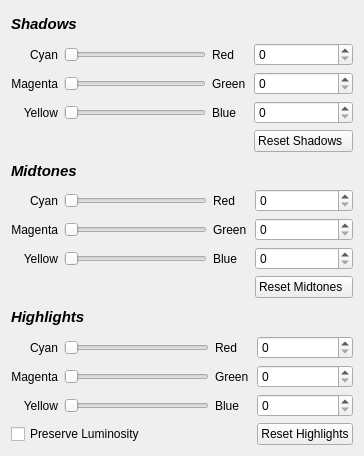
This is krita/plugins/filters/colorsfilters/wdg_color_balance.ui in KDE/krita as Qt 5 draws it before an edit. The edited form follows.
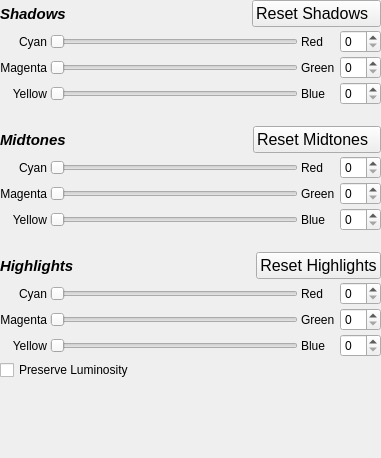
This is the edited form.

Commit message:
Clean up the layout of the filter settings pages
Patch by Ghevan
CCMAIL:ghevan@gmail.com

Diff of the .ui file:
```diff
--- a/krita/plugins/filters/colorsfilters/wdg_color_balance.ui
+++ b/krita/plugins/filters/colorsfilters/wdg_color_balance.ui
@@ -6,28 +6,75 @@
    <rect>
     <x>0</x>
     <y>0</y>
-    <width>364</width>
-    <height>456</height>
+    <width>381</width>
+    <height>458</height>
    </rect>
   </property>
   <layout class="QVBoxLayout" name="verticalLayout">
+   <property name="spacing">
+    <number>3</number>
+   </property>
+   <property name="margin">
+    <number>0</number>
+   </property>
    <item>
-    <widget class="QLabel" name="label">
-     <property name="font">
-      <font>
-       <pointsize>11</pointsize>
-       <weight>75</weight>
-       <italic>true</italic>
-       <bold>true</bold>
-      </font>
+    <layout class="QHBoxLayout" name="horizontalLayout">
+     <property name="topMargin">
+      <number>0</number>
      </property>
-     <property name="text">
-      <string>Shadows</string>
-     </property>
-    </widget>
+     <item>
+      <widget class="QLabel" name="label">
+       <property name="sizePolicy">
+        <sizepolicy hsizetype="Preferred" vsizetype="Preferred">
+         <horstretch>0</horstretch>
+         <verstretch>0</verstretch>
+        </sizepolicy>
+       </property>
+       <property name="font">
+        <font>
+         <pointsize>11</pointsize>
+         <weight>75</weight>
+         <italic>true</italic>
+         <bold>true</bold>
+        </font>
+       </property>
+       <property name="text">
+        <string>Shadows</string>
+       </property>
+      </widget>
+     </item>
+     <item>
+      <spacer name="horizontalSpacer">
+       <property name="orientation">
+        <enum>Qt::Horizontal</enum>
+       </property>
+       <property name="sizeHint" stdset="0">
+        <size>
+         <width>40</width>
+         <height>1</height>
+        </size>
+       </property>
+      </spacer>
+     </item>
+     <item>
+      <widget class="QPushButton" name="pushResetShadows">
+       <property name="font">
+        <font>
+         <pointsize>12</pointsize>
+        </font>
+       </property>
+       <property name="text">
+        <string>Reset Shadows  </string>
+       </property>
+      </widget>
+     </item>
+    </layout>
    </item>
    <item>
     <layout class="QGridLayout" name="gridLayout">
+     <property name="verticalSpacing">
+      <number>3</number>
+     </property>
      <item row="0" column="2">
       <widget class="QLabel" name="label_6">
        <property name="text">
@@ -86,13 +133,6 @@
        </property>
       </widget>
      </item>
-     <item row="3" column="3">
-      <widget class="QPushButton" name="pushResetShadows">
-       <property name="text">
-        <string>Reset Shadows  </string>
-       </property>
-      </widget>
-     </item>
      <item row="0" column="0">
       <widget class="QLabel" name="label_5">
        <property name="text">
@@ -119,130 +159,213 @@
     </layout>
    </item>
    <item>
-    <widget class="QLabel" name="label_2">
-     <property name="font">
-      <font>
-       <pointsize>11</pointsize>
-       <weight>75</weight>
-       <italic>true</italic>
-       <bold>true</bold>
-      </font>
+    <layout class="QHBoxLayout" name="horizontalLayout_2">
+     <property name="topMargin">
+      <number>18</number>
      </property>
-     <property name="text">
-      <string>Midtones</string>
-     </property>
-    </widget>
-   </item>
-   <item>
-    <layout class="QGridLayout" name="gridLayout_2">
-     <item row="1" column="0">
-      <widget class="QLabel" name="label_19">
-       <property name="text">
-        <string>Magenta</string>
+     <item>
+      <widget class="QLabel" name="label_2">
+       <property name="font">
+        <font>
+         <pointsize>11</pointsize>
+         <weight>75</weight>
+         <italic>true</italic>
+         <bold>true</bold>
+        </font>
        </property>
-       <property name="alignment">
-        <set>Qt::AlignRight|Qt::AlignTrailing|Qt::AlignVCenter</set>
-       </property>
-      </widget>
-     </item>
-     <item row="0" column="0">
-      <widget class="QLabel" name="label_17">
        <property name="text">
-        <string>Cyan</string>
+        <string>Midtones</string>
        </property>
-       <property name="alignment">
-        <set>Qt::AlignRight|Qt::AlignTrailing|Qt::AlignVCenter</set>
-       </property>
       </widget>
      </item>
-     <item row="1" column="2">
-      <widget class="QLabel" name="label_20">
-       <property name="text">
-        <string>Green</string>
-       </property>
-      </widget>
-     </item>
-     <item row="2" column="0">
-      <widget class="QLabel" name="label_21">
-       <property name="text">
-        <string>Yellow</string>
-       </property>
-       <property name="alignment">
-        <set>Qt::AlignRight|Qt::AlignTrailing|Qt::AlignVCenter</set>
-       </property>
-      </widget>
-     </item>
-     <item row="2" column="1">
-      <widget class="QSlider" name="yellowBlueMidtonesSlider">
+     <item>
+      <spacer name="horizontalSpacer_2">
        <property name="orientation">
         <enum>Qt::Horizontal</enum>
        </property>
-      </widget>
-     </item>
-     <item row="2" column="2">
-      <widget class="QLabel" name="label_22">
-       <property name="text">
-        <string>Blue  </string>
+       <property name="sizeHint" stdset="0">
+        <size>
+         <width>40</width>
+         <height>20</height>
+        </size>
        </property>
-      </widget>
+      </spacer>
      </item>
-     <item row="0" column="2">
-      <widget class="QLabel" name="label_18">
-       <property name="text">
-        <string>Red    </string>
-       </property>
-      </widget>
-     </item>
-     <item row="3" column="4">
+     <item>
       <widget class="QPushButton" name="pushResetMidtones">
+       <property name="font">
+        <font>
+         <pointsize>12</pointsize>
+        </font>
+       </property>
        <property name="text">
         <string>Reset Midtones  </string>
        </property>
       </widget>
      </item>
-     <item row="0" column="1">
-      <widget class="QSlider" name="cyanRedMidtonesSlider">
-       <property name="orientation">
-        <enum>Qt::Horizontal</enum>
-       </property>
-      </widget>
+    </layout>
+   </item>
+   <item>
+    <layout class="QGridLayout" name="gridLayout_2">
+     <property name="verticalSpacing">
+      <number>3</number>
+     </property>
+     <item row="0" column="3">
+      <widget class="QSpinBox" name="cyanRedMidtonesSpinbox"/>
      </item>
-     <item row="1" column="1">
-      <widget class="QSlider" name="magentaGreenMidtonesSlider">
-       <property name="orientation">
-        <enum>Qt::Horizontal</enum>
-       </property>
-      </widget>
-     </item>
-     <item row="2" column="4">
+     <item row="2" column="3">
       <widget class="QSpinBox" name="yellowBlueMidtonesSpinbox"/>
      </item>
-     <item row="1" column="4">
+     <item row="1" column="3">
       <widget class="QSpinBox" name="magentaGreenMidtonesSpinbox"/>
      </item>
-     <item row="0" column="4">
-      <widget class="QSpinBox" name="cyanRedMidtonesSpinbox"/>
+     <item row="0" column="1">
+      <widget class="QSlider" name="cyanRedMidtonesSlider">
+       <property name="orientation">
+        <enum>Qt::Horizontal</enum>
+       </property>
+      </widget>
+     </item>
+     <item row="1" column="2">
+      <widget class="QLabel" name="label_20">
+       <property name="text">
+        <string>Green</string>
+       </property>
+      </widget>
+     </item>
+     <item row="2" column="1">
+      <widget class="QSlider" name="yellowBlueMidtonesSlider">
+       <property name="orientation">
+        <enum>Qt::Horizontal</enum>
+       </property>
+      </widget>
+     </item>
+     <item row="0" column="0">
+      <widget class="QLabel" name="label_17">
+       <property name="text">
+        <string>Cyan</string>
+       </property>
+       <property name="alignment">
+        <set>Qt::AlignRight|Qt::AlignTrailing|Qt::AlignVCenter</set>
+       </property>
+      </widget>
+     </item>
+     <item row="1" column="1">
+      <widget class="QSlider" name="magentaGreenMidtonesSlider">
+       <property name="orientation">
+        <enum>Qt::Horizontal</enum>
+       </property>
+      </widget>
+     </item>
+     <item row="0" column="2">
+      <widget class="QLabel" name="label_18">
+       <property name="text">
+        <string>Red    </string>
+       </property>
+      </widget>
+     </item>
+     <item row="1" column="0">
+      <widget class="QLabel" name="label_19">
+       <property name="text">
+        <string>Magenta</string>
+       </property>
+       <property name="alignment">
+        <set>Qt::AlignRight|Qt::AlignTrailing|Qt::AlignVCenter</set>
+       </property>
+      </widget>
+     </item>
+     <item row="2" column="0">
+      <widget class="QLabel" name="label_21">
+       <property name="text">
+        <string>Yellow</string>
+       </property>
+       <property name="alignment">
+        <set>Qt::AlignRight|Qt::AlignTrailing|Qt::AlignVCenter</set>
+       </property>
+      </widget>
+     </item>
+     <item row="2" column="2">
+      <widget class="QLabel" name="label_22">
+       <property name="text">
+        <string>Blue  </string>
+       </property>
+      </widget>
      </item>
     </layout>
    </item>
    <item>
-    <widget class="QLabel" name="label_16">
-     <property name="font">
-      <font>
-       <pointsize>11</pointsize>
-       <weight>75</weight>
-       <italic>true</italic>
-       <bold>true</bold>
-      </font>
+    <layout class="QHBoxLayout" name="horizontalLayout_3">
+     <property name="topMargin">
+      <number>18</number>
      </property>
-     <property name="text">
-      <string>Highlights</string>
-     </property>
-    </widget>
+     <item>
+      <widget class="QLabel" name="label_16">
+       <property name="font">
+        <font>
+         <pointsize>11</pointsize>
+         <weight>75</weight>
+         <italic>true</italic>
+         <bold>true</bold>
+        </font>
+       </property>
+       <property name="text">
+        <string>Highlights</string>
+       </property>
+      </widget>
+     </item>
+     <item>
+      <spacer name="horizontalSpacer_3">
+       <property name="orientation">
+        <enum>Qt::Horizontal</enum>
+       </property>
+       <property name="sizeHint" stdset="0">
+        <size>
+         <width>40</width>
+         <height>20</height>
+        </size>
+       </property>
+      </spacer>
+     </item>
+     <item>
+      <widget class="QPushButton" name="pushResetHighlights">
+       <property name="font">
+        <font>
+         <pointsize>12</pointsize>
+        </font>
+       </property>
+       <property name="text">
+        <string>Reset Highlights</string>
+       </property>
+      </widget>
+     </item>
+    </layout>
    </item>
    <item>
     <layout class="QGridLayout" name="gridLayout_3">
-     <item row="1" column="3" colspan="2">
+     <property name="verticalSpacing">
+      <number>3</number>
+     </property>
+     <property name="topMargin">
+      <number>0</number>
+     </property>
+     <item row="2" column="2">
+      <widget class="QLabel" name="label_15">
+       <property name="text">
+        <string>Blue</string>
+       </property>
+      </widget>
+     </item>
+     <item row="0" column="3">
+      <widget class="QSpinBox" name="cyanRedHighlightsSpinbox"/>
+     </item>
+     <item row="3" column="0" colspan="2">
+      <widget class="QCheckBox" name="chkPreserveLuminosity">
+       <property name="text">
+        <string>Preserve Luminosity</string>
+       </property>
+      </widget>
+     </item>
+     <item row="1" column="3">
       <widget class="QSpinBox" name="magentaGreenHighlightsSpinbox"/>
      </item>
      <item row="0" column="0">
@@ -255,13 +378,6 @@
        </property>
       </widget>
      </item>
-     <item row="3" column="3" colspan="2">
-      <widget class="QPushButton" name="pushResetHighlights">
-       <property name="text">
-        <string>Reset Highlights</string>
-       </property>
-      </widget>
-     </item>
      <item row="2" column="0">
       <widget class="QLabel" name="label_14">
        <property name="text">
@@ -272,23 +388,6 @@
        </property>
       </widget>
      </item>
-     <item row="1" column="0">
-      <widget class="QLabel" name="label_12">
-       <property name="text">
-        <string>Magenta</string>
-       </property>
-       <property name="alignment">
-        <set>Qt::AlignRight|Qt::AlignTrailing|Qt::AlignVCenter</set>
-       </property>
-      </widget>
-     </item>
-     <item row="2" column="2">
-      <widget class="QLabel" name="label_15">
-       <property name="text">
-        <string>Blue  </string>
-       </property>
-      </widget>
-     </item>
      <item row="1" column="1">
       <widget class="QSlider" name="magentaGreenHighlightsSlider">
        <property name="orientation">
@@ -310,7 +409,7 @@
        </property>
       </widget>
      </item>
-     <item row="2" column="3" colspan="2">
+     <item row="2" column="3">
       <widget class="QSpinBox" name="yellowBlueHighlightsSpinbox"/>
      </item>
      <item row="0" column="1">
@@ -327,18 +426,31 @@
        </property>
       </widget>
      </item>
-     <item row="0" column="3" colspan="2">
-      <widget class="QSpinBox" name="cyanRedHighlightsSpinbox"/>
-     </item>
-     <item row="3" column="0" colspan="2">
-      <widget class="QCheckBox" name="chkPreserveLuminosity">
+     <item row="1" column="0">
+      <widget class="QLabel" name="label_12">
        <property name="text">
-        <string>Preserve Luminosity</string>
+        <string>Magenta</string>
+       </property>
+       <property name="alignment">
+        <set>Qt::AlignRight|Qt::AlignTrailing|Qt::AlignVCenter</set>
        </property>
       </widget>
      </item>
     </layout>
    </item>
+   <item>
+    <spacer name="verticalSpacer">
+     <property name="orientation">
+      <enum>Qt::Vertical</enum>
+     </property>
+     <property name="sizeHint" stdset="0">
+      <size>
+       <width>20</width>
+       <height>0</height>
+      </size>
+     </property>
+    </spacer>
+   </item>
   </layout>
  </widget>
  <tabstops>
```
Left out of the diff: 26 changed lines with no effect on the pictures. The commit also changes 27 other files.
